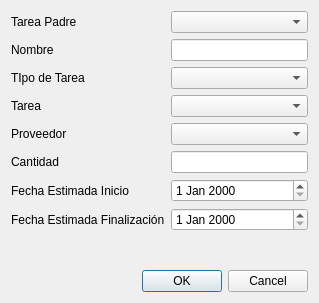
Before: the Qt Designer form mksPlanner/views/dlgeditplanningtask.ui in diegowald/mksPlanner, drawn with Qt 5.
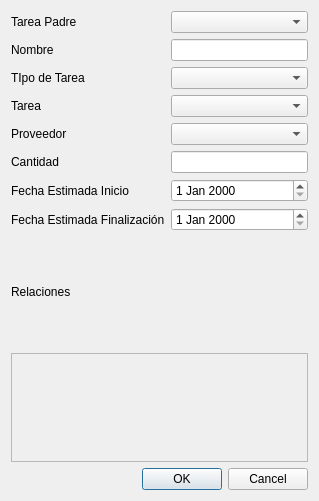
After: the same form once the commit is applied. Icons and pictures are not drawn.

```diff
--- a/mksPlanner/views/dlgeditplanningtask.ui
+++ b/mksPlanner/views/dlgeditplanningtask.ui
@@ -7,7 +7,7 @@
     <x>0</x>
     <y>0</y>
     <width>319</width>
-    <height>303</height>
+    <height>501</height>
    </rect>
   </property>
   <property name="windowTitle">
@@ -126,6 +126,24 @@
      </item>
     </layout>
    </item>
+   <item>
+    <widget class="QLabel" name="label_8">
+     <property name="text">
+      <string>Relaciones</string>
+     </property>
+    </widget>
+   </item>
+   <item>
+    <widget class="QFrame" name="frame">
+     <property name="frameShape">
+      <enum>QFrame::StyledPanel</enum>
+     </property>
+     <property name="frameShadow">
+      <enum>QFrame::Raised</enum>
+     </property>
+     <layout class="QHBoxLayout" name="horizontalLayout"/>
+    </widget>
+   </item>
    <item>
     <widget class="QDialogButtonBox" name="buttonBox">
      <property name="orientation">
```
